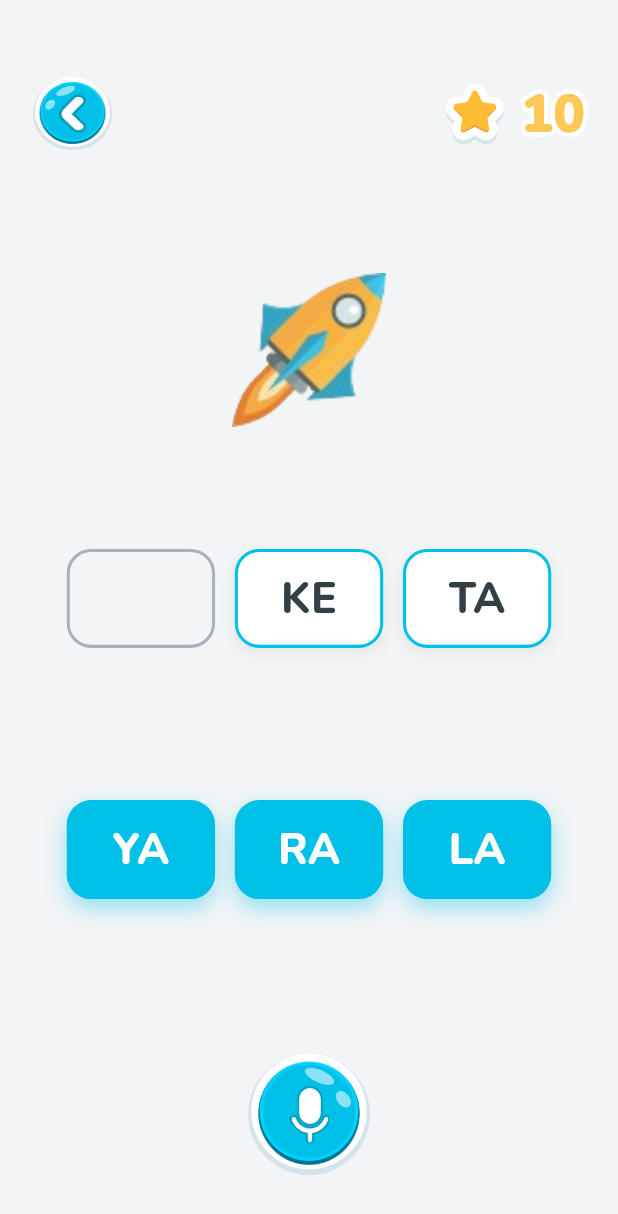
After one commit to lochinbek0505/logosmart, a Flutter app: the SoundGamePage screen opened directly, on a phone screen of 412 x 824 dp. The commit adds this screen. Shown: the top 1214 px of the screen. Run offline on Flutter 3.47's test engine with Material 3 defaults, Android fonts, the phone set to English and light mode, and no system bars; our stand-ins replace animated_custom_dropdown, audioplayers, camera, confetti, dio, flutter_screenutil and 9 more; missing offline and left inert: noise_meter, record, shiny_striped_progress_bar, spine_flutter, ultralytics_yolo, wave_linear_progress_indicator; accounts and stored records are empty; project files that could hold a hidden picture were left out.

Commit message:
train va sound game uchun ui kod yozildi , resurs package lar yaratilib file lar joylandi

```diff
--- /dev/null
+++ b/lib/ui/pages/games/sound_game/sound_game_page.dart
@@ -0,0 +1,208 @@
+import 'package:flutter/material.dart';
+import 'package:flutter_screenutil/flutter_screenutil.dart';
+import 'package:google_fonts/google_fonts.dart';
+import 'package:provider/provider.dart';
+
+import '../../../theme/app_colors.dart';
+import '../../main/widgets/custom_text_widget.dart';
+import '../alphabet_map/provider/level_provider.dart';
+
+class SoundGamePage extends StatefulWidget {
+  const SoundGamePage({super.key});
+
+  @override
+  State<SoundGamePage> createState() => _SoundGamePageState();
+}
+
+class _SoundGamePageState extends State<SoundGamePage> {
+  Map<String, dynamic> _config = {
+    "start_voice": "assets/sound/breath/breath_start.mp3",
+    "blow_voice": "assets/sound/breath/butterfly.mp3",
+    "lottie_animation": "assets/animation/breath/butterfly.json",
+    "background_image": "assets/backround/breath/butterfly_background.jpg",
+    "icon_star": "assets/icons/star.png",
+    "icon_arrow": "assets/icons/arrow_right_button.png",
+    "animation_position": 30,
+  };
+
+  var list1 = ["", "KE", "TA"];
+  var list2=["YA","RA","LA"];
+
+  @override
+  Widget build(BuildContext context) {
+    return Scaffold(
+      body: Container(
+        width: double.infinity,
+        height: double.infinity,
+        decoration: BoxDecoration(color: AppColors.grey_50),
+        child: Column(
+          children: [
+            SizedBox(height: 50.h),
+            _buildHeader(10),
+            SizedBox(height: 80.h),
+            Expanded(
+              flex: 2,
+              child: Center(
+                child: Image.asset(
+                  "assets/game/sound_game/rocket.png",
+                  width: 140.w,
+                  height: 140.h,
+                  fit: BoxFit.contain,
+                ),
+              ),
+            ),
+            SizedBox(height: 80.h),
+            Wrap(
+              spacing: 12.w, // Yonma-yon elementlar orasidagi masofa
+              runSpacing: 12.h, // Qatorlar orasidagi masofa
+              alignment: WrapAlignment.center,
+              children: [
+                ...list1.map((text)=>_firstContain(text))
+
+              ],
+            ),
+            SizedBox(height: 100.h),
+            Wrap(
+              spacing: 12.w, // Yonma-yon elementlar orasidagi masofa
+              runSpacing: 12.h, // Qatorlar orasidagi masofa
+              alignment: WrapAlignment.center,
+              children: [
+                ...list2.map((text)=>_secondContain(text))
+
+              ],
+            ),
+            Expanded(flex: 2, child: SizedBox()),
+            CircleAvatar(
+              radius: 40.r,
+              backgroundImage: const AssetImage("assets/icons/circle.png"),
+              child: Image.asset(
+                "assets/icons/micrafon.png",
+                width: 26.w,
+                height: 38.h,
+              ),
+            ),
+            SizedBox(height: 40.h),
+          ],
+        ),
+      ),
+    );
+  }
+
+  Widget _firstContain(String text) {
+    // Agar text bo'sh bo'lsa, o'yin uchun "bo'sh katak" (placeholder) yasaymiz
+    if (text.isEmpty) {
+      return Container(
+        width: 90.w,
+        height: 65.h,
+        decoration: BoxDecoration(
+          color: AppColors.grey_50,
+          borderRadius: BorderRadius.circular(16.r),
+          border: Border.all(color: AppColors.grey_300, width: 2.h, style: BorderStyle.solid),
+        ),
+      );
+    }
+
+    return Container(
+      width: 90.w,
+      height: 65.h,
+      decoration: BoxDecoration(
+        color: Colors.white,
+        borderRadius: BorderRadius.circular(16.r),
+        border: Border.all(color: AppColors.main_blue_600, width: 2.h),
+        boxShadow: [
+          BoxShadow(
+            color: Colors.grey.withOpacity(0.15),
+            blurRadius: 8,
+            offset: const Offset(0, 4),
+          ),
+        ],
+      ),
+      child: Center(
+        child: Text(
+          text,
+          style: GoogleFonts.nunito(
+            fontSize: 26.sp,
+            fontWeight: FontWeight.w800,
+            color: AppColors.grey_900,
+          ),
+        ),
+      ),
+    );
+  }
+
+  Widget _secondContain(String text) {
+    return Container(
+      width: 90.w,
+      height: 65.h,
+      decoration: BoxDecoration(
+        color: AppColors.main_blue_600,
+        borderRadius: BorderRadius.circular(16.r),
+        boxShadow: [
+          BoxShadow(
+            color: AppColors.main_blue_600.withOpacity(0.4),
+            blurRadius: 12,
+            offset: const Offset(0, 6),
+          ),
+        ],
+      ),
+      child: Center(
+        child: Text(
+          text,
+          style: GoogleFonts.nunito(
+            fontSize: 26.sp,
+            fontWeight: FontWeight.w800,
+            color: Colors.white,
+          ),
+        ),
+      ),
+    );
+  }
+
+  Widget _buildHeader(int currentBall) {
+    return Padding(
+      padding: EdgeInsets.symmetric(horizontal: 20.w),
+      child: Row(
+        mainAxisAlignment: MainAxisAlignment.spaceBetween,
+        children: [
+          GestureDetector(
+            onTap: () {
+              context.read<LevelProvider>().clearCurrentLevel();
+              Navigator.of(context).pop();
+            },
+            child: SizedBox(
+              width: 48.w,
+              height: 48.h,
+              child: (_config['icon_arrow'] is String)
+                  ? Image.asset(
+                      _config['icon_arrow'] as String,
+                      fit: BoxFit.fill,
+                      errorBuilder: (context, error, stackTrace) => const Icon(
+                        Icons.arrow_back_ios_new,
+                        color: Colors.white,
+                      ),
+                    )
+                  : const Icon(Icons.arrow_back_ios_new, color: Colors.white),
+            ),
+          ),
+          Row(
+            children: [
+              SizedBox(
+                width: 40.w,
+                height: 40.h,
+                child: (_config['icon_star'] is String)
+                    ? Image.asset(
+                        _config['icon_star'] as String,
+                        errorBuilder: (context, error, stackTrace) =>
+                            const Icon(Icons.star, color: Colors.orange),
+                      )
+                    : const Icon(Icons.star, color: Colors.orange),
+              ),
+              SizedBox(width: 8.w),
+              CustomTextWidget(text: currentBall.toString(), sizeText: 32.sp),
+            ],
+          ),
+        ],
+      ),
+    );
+  }
+}
--- a/pubspec.yaml
+++ b/pubspec.yaml
@@ -156,6 +156,12 @@ flutter:
     - assets/sound/map/
     - assets/sound/cv/
     - assets/videos/map_video/
+    - assets/sound/train_game/
+    - assets/backround/train_game/
+    - assets/game/train_game/
+    - assets/game/sound_game/
+    - assets/backround/sound_game/
+    - assets/sound/sound_game/
 
   # An image asset can refer to one or more resolution-specific "variants", see
   # https://flutter.dev/to/resolution-aware-images
```
Also changed, not shown: lib/main.dart (+2 -8 lines), lib/ui/pages/games/train_game/train_game_page.dart (added, +162 -0 lines), assets/backround/paint/dragon.jpg, assets/game/sound_game/rocket.png (added), assets/game/train_game/cock.png (added), assets/game/train_game/dog.png (added), assets/game/train_game/gul.png (added), assets/game/train_game/helicopter.png (added), assets/game/train_game/train.png (added).
